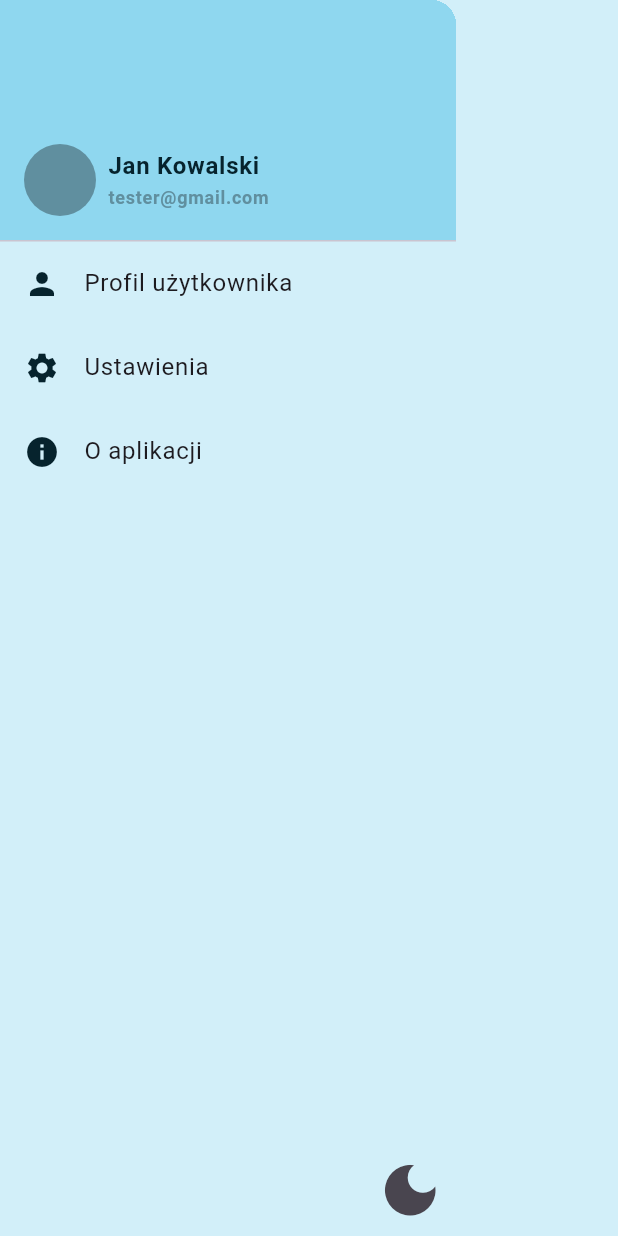
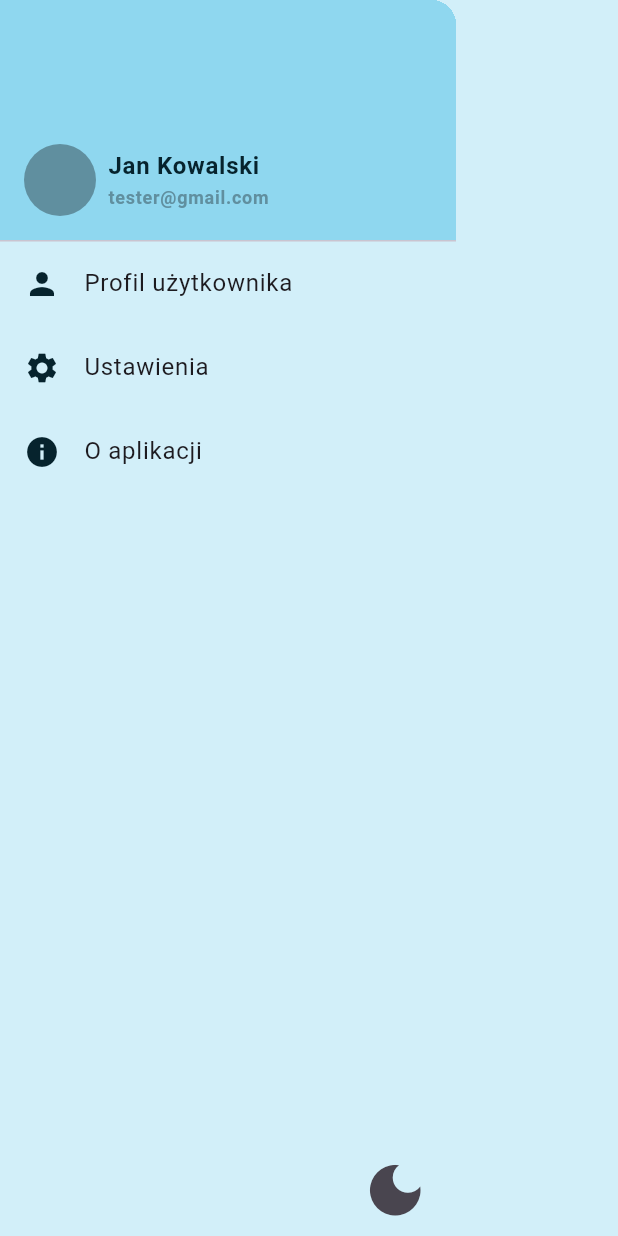
Before and after one commit to jkcoderdev/mariner-testing, a Flutter app: the SideMenu widget shown alone on an empty page, opened directly, on a phone screen of 412 x 824 dp. Run offline on Flutter 3.47's test engine with Material 3 defaults, Android fonts, the phone set to English and light mode, and no system bars; our stand-ins replace shared_preferences; accounts and stored records are empty; network calls fail; project files that could hold a hidden picture were left out.

Commit message:
Added a bit of padding to button that switches theme

```diff
--- a/lib/components/side_menu.dart
+++ b/lib/components/side_menu.dart
@@ -102,6 +102,7 @@ class SideMenu extends StatelessWidget {
               IconButton(onPressed: (){
                 Provider.of<ThemeDataProvider>(context, listen: false).switchTheme();
               }, icon: Icon(Provider.of<ThemeDataProvider>(context).getThemeIcon() , size: 45.0,)),
+              SizedBox(width: 10.0,)
             ],
           )
         ],
```
